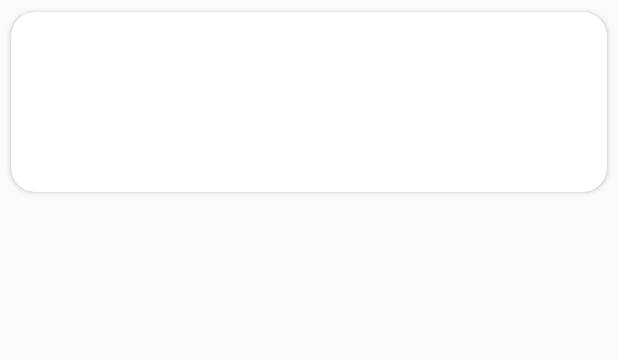
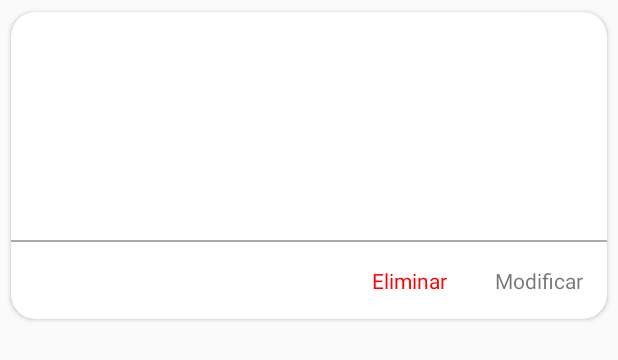
Before and after one commit to Area51TrainingCenter/Android-Group-48, an Android app: the layout item_producto.xml on its own in the app's theme, with its tools: preview values and no code run, on a phone screen of 412 x 824 dp. Shown: the top 360 px of the screen. Run offline under Robolectric (Android 15) with nearby library versions, the phone set to English and light mode, and no system bars; plain views replace SimpleDraweeView.

Commit message:
clase realm

```diff
--- a/Mod-2/Clase02/app/build.gradle
+++ b/Mod-2/Clase02/app/build.gradle
@@ -1,4 +1,5 @@
 apply plugin: 'com.android.application'
+apply plugin: 'realm-android'
 
 android {
     compileSdkVersion 28
--- a/Mod-2/Clase02/app/src/main/res/layout/item_producto.xml
+++ b/Mod-2/Clase02/app/src/main/res/layout/item_producto.xml
@@ -10,32 +10,72 @@
     <LinearLayout
         android:layout_width="match_parent"
         android:layout_height="wrap_content"
-        android:orientation="horizontal">
+        android:orientation="vertical">
+
+        <LinearLayout
+            android:layout_width="match_parent"
+            android:layout_height="wrap_content"
+            android:orientation="horizontal"
+            android:padding="16dp">
 
             <com.facebook.drawee.view.SimpleDraweeView
                 android:id="@+id/ivImagen"
                 android:layout_width="120dp"
-            android:layout_height="120dp" />
+                android:layout_height="120dp"
+                app:actualImageScaleType="centerInside" />
 
             <LinearLayout
                 android:layout_width="match_parent"
                 android:layout_height="match_parent"
+                android:layout_marginStart="8dp"
                 android:orientation="vertical">
 
                 <TextView
                     android:id="@+id/tvTipo"
                     android:layout_width="wrap_content"
-                android:layout_height="wrap_content" />
+                    android:layout_height="wrap_content"
+                    android:textSize="16sp"
+                    android:textStyle="bold" />
 
                 <TextView
                     android:id="@+id/tvNombre"
                     android:layout_width="wrap_content"
-                android:layout_height="wrap_content" />
+                    android:layout_height="wrap_content"
+                    android:layout_marginTop="8dp" />
 
                 <TextView
                     android:id="@+id/tvDescripcion"
                     android:layout_width="wrap_content"
-                android:layout_height="wrap_content" />
+                    android:layout_height="wrap_content"
+                    android:layout_marginTop="8dp" />
+            </LinearLayout>
+        </LinearLayout>
+
+        <View
+            android:layout_width="match_parent"
+            android:layout_height="1dp"
+            android:background="@android:color/darker_gray" />
+
+        <LinearLayout
+            android:layout_width="wrap_content"
+            android:layout_height="wrap_content"
+            android:layout_gravity="end"
+            android:orientation="horizontal">
+
+            <TextView
+                android:id="@+id/tvEliminar"
+                android:layout_width="wrap_content"
+                android:layout_height="wrap_content"
+                android:padding="16dp"
+                android:text="Eliminar"
+                android:textColor="#ff0000" />
+
+            <TextView
+                android:id="@+id/tvModificar"
+                android:layout_width="wrap_content"
+                android:layout_height="wrap_content"
+                android:padding="16dp"
+                android:text="Modificar" />
         </LinearLayout>
     </LinearLayout>
 </android.support.v7.widget.CardView>
--- a/Mod-2/Clase02/build.gradle
+++ b/Mod-2/Clase02/build.gradle
@@ -8,6 +8,7 @@ buildscript {
     }
     dependencies {
         classpath 'com.android.tools.build:gradle:3.4.1'
+        classpath "io.realm:realm-gradle-plugin:5.12.0"
 
         // NOTE: Do not place your application dependencies here; they belong
         // in the individual module build.gradle files
```
Also changed, not shown: Mod-2/Clase02/app/src/main/java/com/area51/clase/AndroidApplication.java (+10 -0 lines), Mod-2/Clase02/app/src/main/java/com/area51/clase/MainActivity.java (+20 -1 lines), Mod-2/Clase02/app/src/main/java/com/area51/clase/Producto.java (+50 -1 lines), Mod-2/Clase02/app/src/main/java/com/area51/clase/ProductoAdapter.java (+25 -1 lines), Mod-2/Clase02/app/src/main/java/com/area51/clase/RegistroActivity.java (+16 -5 lines), Mod-2/Clase02/app/src/main/java/com/area51/clase/realm/IProducto.java (added, +14 -0 lines), Mod-2/Clase02/app/src/main/java/com/area51/clase/realm/ProductoEntidad.java (added, +53 -0 lines), Mod-2/Clase02/app/src/main/java/com/area51/clase/realm/ProductoImpl.java (added, +72 -0 lines). Lines whose indentation alone changed are shown as unchanged.
